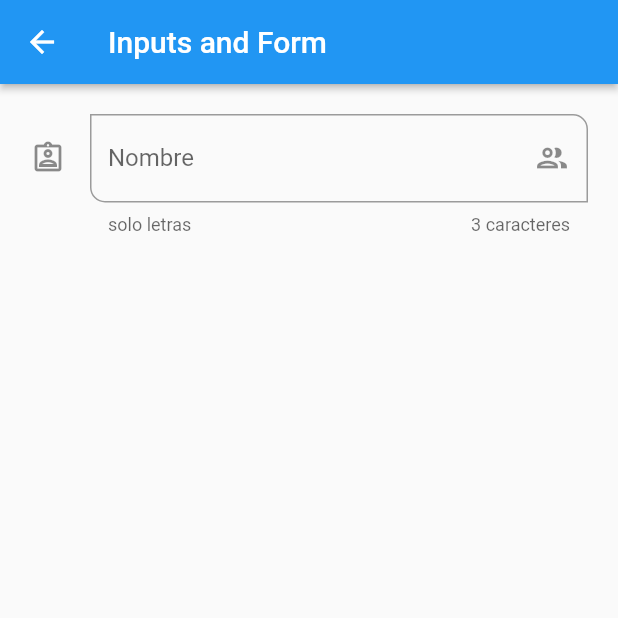
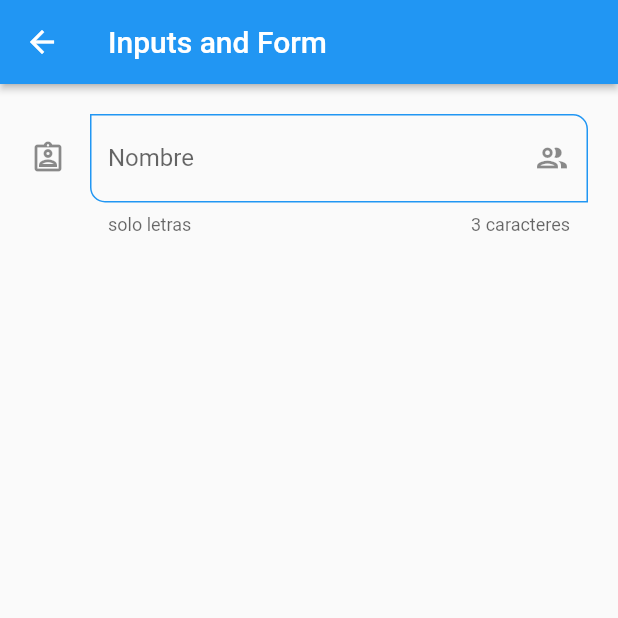
Before and after one commit to eliato/curso-flutter, a Flutter app: the InputsScreen screen opened by its route, on a phone screen of 412 x 824 dp, the top half of it. Run offline on Flutter 3.47's test engine with Material 2 defaults, Android fonts, the phone set to English and light mode, and no system bars.

Commit message:
separete input in wiget

```diff
--- a/fl_components/lib/screens/inputs_screen.dart
+++ b/fl_components/lib/screens/inputs_screen.dart
@@ -1,3 +1,4 @@
+import 'package:fl_components/widgets/widgets.dart';
 import 'package:flutter/material.dart';
 
 class InputsScreen extends StatelessWidget {
@@ -14,40 +15,8 @@ class InputsScreen extends StatelessWidget {
         child: Padding(
           padding: const EdgeInsets.symmetric(horizontal: 20, vertical: 20),
           child: Column(
-            children: [
-              TextFormField(
-                autofocus: false,
-                initialValue: '',
-                textCapitalization: TextCapitalization.words,
-                onChanged: (value) {
-                  print( 'value: $value');
-                },
-                validator: (value) {
-                 if(value == null ) return 'este campo es requerido';
-                 return value.length < 3 ? 'Minimo de 3 letras' : null;
-                },
-                autovalidateMode: AutovalidateMode.onUserInteraction,
-                decoration: const InputDecoration(
-                  hintText: 'nombre del usuario',
-                  labelText: 'Nombre',
-                  helperText: 'solo letras',
-                  counterText: '3 caracteres',
-                  suffixIcon: Icon( Icons.group_outlined),
-                 // prefixIcon: Icon(Icons.verified_user_rounded)
-                 icon: Icon( Icons.assignment_ind_outlined),
-                 focusedBorder: OutlineInputBorder(
-                  borderSide: BorderSide(
-                    color: Colors.green
-                  )
-                 ),
-                 border: OutlineInputBorder(
-                  borderRadius: BorderRadius.only(
-                    bottomLeft: Radius.circular(10),
-                    topRight: Radius.circular(10)
-                  )
-                 )
-                ),
-              )
+            children: const [
+               CustomInputField()
             ],
           )),)
     );
--- a/fl_components/lib/theme/app_theme.dart
+++ b/fl_components/lib/theme/app_theme.dart
@@ -21,6 +21,22 @@ class AppTheme{
             shape: const StadiumBorder(),
             elevation: 10
           ),
+    ),
+
+    inputDecorationTheme: const InputDecorationTheme(
+      floatingLabelStyle: TextStyle( color:  primary ),
+    enabledBorder: OutlineInputBorder(
+      borderSide: BorderSide(color: primary),
+      borderRadius: BorderRadius.only(bottomLeft: Radius.circular(10), topRight: Radius.circular(10))
+    ),
+    focusedBorder: OutlineInputBorder(
+      borderSide: BorderSide(color: primary),
+      borderRadius: BorderRadius.only(bottomLeft: Radius.circular(10), topRight: Radius.circular(10))
+    ),
+    border: OutlineInputBorder(
+      borderRadius: BorderRadius.only(bottomLeft: Radius.circular(10), topRight: Radius.circular(10))
+
+    )
     )
   );
 
--- /dev/null
+++ b/fl_components/lib/widgets/custom_input_field.dart
@@ -0,0 +1,33 @@
+import 'package:flutter/material.dart';
+class CustomInputField extends StatelessWidget {
+  const CustomInputField({
+    Key? key,
+  }) : super(key: key);
+
+  @override
+  Widget build(BuildContext context) {
+    return TextFormField(
+      autofocus: false,
+      initialValue: '',
+      textCapitalization: TextCapitalization.words,
+      onChanged: (value) {
+        print( 'value: $value');
+      },
+      validator: (value) {
+       if(value == null ) return 'este campo es requerido';
+       return value.length < 3 ? 'Minimo de 3 letras' : null;
+      },
+      autovalidateMode: AutovalidateMode.onUserInteraction,
+      decoration: const InputDecoration(
+        hintText: 'nombre del usuario',
+        labelText: 'Nombre',
+        helperText: 'solo letras',
+        counterText: '3 caracteres',
+        suffixIcon: Icon( Icons.group_outlined),
+       // prefixIcon: Icon(Icons.verified_user_rounded)
+       icon: Icon( Icons.assignment_ind_outlined),
+
+      ),
+    );
+  }
+}
--- a/fl_components/lib/widgets/widgets.dart
+++ b/fl_components/lib/widgets/widgets.dart
@@ -1,2 +1,4 @@
+export 'package:fl_components/widgets/custom_input_field.dart';
+
 export 'package:fl_components/widgets/custom_card_type_1.dart';
 export 'package:fl_components/widgets/custom_card_type_2.dart';
```
